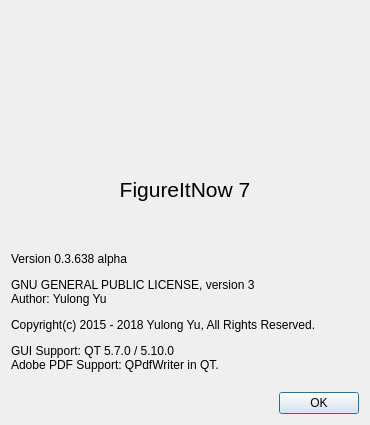
Before: the Qt Designer form FigureItNow7/finUiAboutDlg.ui in yuylong/FigureItNow, drawn with Qt 5.
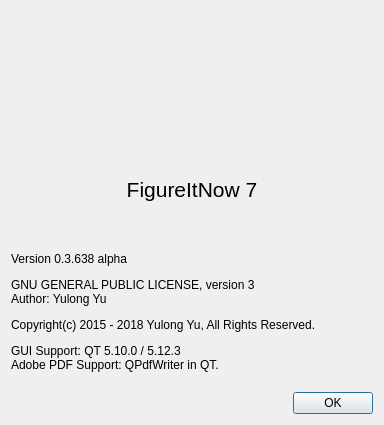
After: the same form once the commit is applied. Icons and pictures are not drawn.

Patch:
```diff
--- a/FigureItNow7/finUiAboutDlg.ui
+++ b/FigureItNow7/finUiAboutDlg.ui
@@ -6,7 +6,7 @@
    <rect>
     <x>0</x>
     <y>0</y>
-    <width>370</width>
+    <width>384</width>
     <height>425</height>
    </rect>
   </property>
@@ -52,7 +52,7 @@
    <item>
     <widget class="QLabel" name="lblCopyrights">
      <property name="text">
-      <string>&lt;html&gt;&lt;head/&gt;&lt;body&gt;&lt;p&gt;Version 0.3.638 alpha&lt;/p&gt;&lt;p&gt;&lt;span style=&quot; color:#000000;&quot;&gt;GNU GENERAL PUBLIC LICENSE, version 3&lt;/span&gt;&lt;br/&gt;Author: Yulong Yu&lt;/p&gt;&lt;p&gt;Copyright(c) 2015 - 2018 Yulong Yu, All Rights Reserved.&lt;/p&gt;&lt;p&gt;GUI Support: QT 5.7.0 / 5.10.0&lt;br/&gt;Adobe PDF Support: QPdfWriter in QT.&lt;br/&gt;&lt;/p&gt;&lt;/body&gt;&lt;/html&gt;</string>
+      <string>&lt;html&gt;&lt;head/&gt;&lt;body&gt;&lt;p&gt;Version 0.3.638 alpha&lt;/p&gt;&lt;p&gt;&lt;span style=&quot; color:#000000;&quot;&gt;GNU GENERAL PUBLIC LICENSE, version 3&lt;/span&gt;&lt;br/&gt;Author: Yulong Yu&lt;/p&gt;&lt;p&gt;Copyright(c) 2015 - 2018 Yulong Yu, All Rights Reserved.&lt;/p&gt;&lt;p&gt;GUI Support: QT 5.10.0 / 5.12.3&lt;br/&gt;Adobe PDF Support: QPdfWriter in QT.&lt;br/&gt;&lt;/p&gt;&lt;/body&gt;&lt;/html&gt;</string>
      </property>
      <property name="margin">
       <number>8</number>
```
